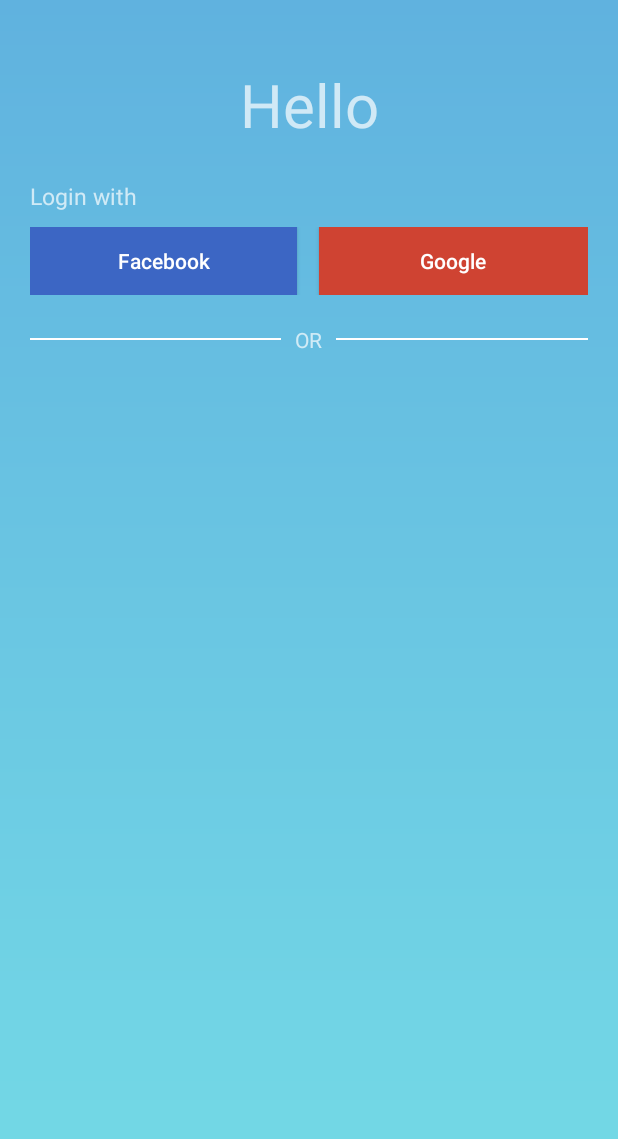
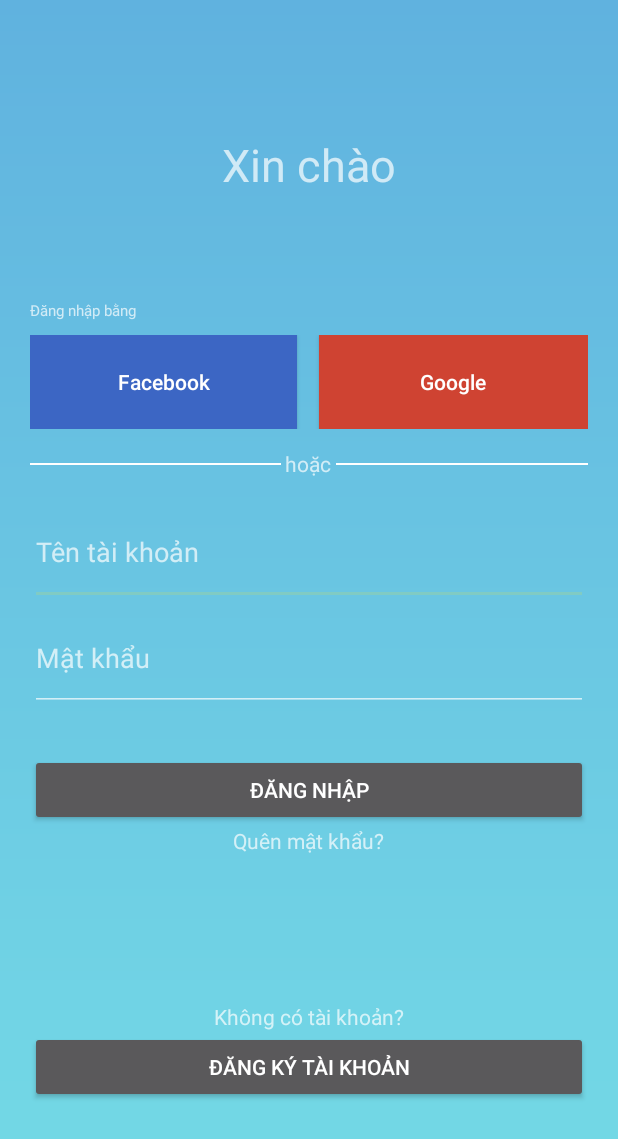
Before and after one commit to DucCoderIT/TRIPFUN, an Android app: the LoginActivity screen opened directly, with no data from a screen before it, on a phone screen of 412 x 824 dp. Shown: the top 1139 px of the screen. Run offline under Robolectric (Android 15) with nearby library versions, the phone set to English and light mode, and no system bars.

Commit message:
edit login activity

```diff
--- a/app/src/main/res/layout/activity_login.xml
+++ b/app/src/main/res/layout/activity_login.xml
@@ -7,33 +7,35 @@
     android:background="@drawable/background_gradient"
     android:orientation="vertical"
     android:padding="20dp"
+    android:weightSum="10"
     tools:context=".Activities.LoginActivity">
     <!-- text Hello -->
     <TextView
         android:layout_width="match_parent"
-        android:layout_height="100dp"
+        android:layout_height="0dp"
+        android:layout_weight="2.3"
         android:gravity="center"
         android:text="@string/hello"
         android:textSize="@dimen/hello" />
     <!-- text login with -->
     <TextView
         android:layout_width="wrap_content"
-        android:layout_height="wrap_content"
-        android:layout_marginBottom="10dp"
-        android:text="Login with"
-        android:textSize="15sp"
+        android:layout_height="0dp"
+        android:layout_weight="0.3"
+        android:text="@string/loginwith"
+        android:textSize="10sp"
         />
     <!-- form fb & gg login -->
     <LinearLayout
         android:layout_width="match_parent"
-        android:layout_height="wrap_content"
-        android:layout_marginBottom="20dp"
+        android:layout_height="0dp"
+        android:layout_weight="0.8"
         android:orientation="horizontal"
         android:weightSum="10">
         <Button
             android:id="@+id/btn_FBsign"
             android:layout_width="0dp"
-            android:layout_height="45dp"
+            android:layout_height="match_parent"
             android:layout_weight="4.8"
             android:background="#3C66C4"
             android:text="Facebook"
@@ -47,7 +49,7 @@
         <Button
             android:id="@+id/btn_GGsign"
             android:layout_width="0dp"
-            android:layout_height="45dp"
+            android:layout_height="match_parent"
             android:layout_weight="4.8"
             android:background="#CF4332"
             android:text="Google"
@@ -57,7 +59,8 @@
     <!-- or -->
     <LinearLayout
         android:layout_width="match_parent"
-        android:layout_height="wrap_content"
+        android:layout_height="0dp"
+        android:layout_weight="0.6"
         android:orientation="horizontal"
         android:weightSum="10"
         android:gravity="center">
@@ -72,7 +75,7 @@
             android:layout_weight="1"
             android:text="@string/or"
             android:gravity="center"
-            android:textAllCaps="true" />
+            android:textAllCaps="false" />
         <View
             android:layout_width="0dp"
             android:layout_height="1dp"
@@ -82,7 +85,54 @@
     <!-- form default login -->
     <LinearLayout
         android:layout_width="match_parent"
-        android:layout_height="wrap_content">
-
+        android:layout_height="0dp"
+        android:layout_weight="1.8"
+        android:orientation="vertical"
+        android:weightSum="2">
+        <EditText
+            android:id="@+id/edtUsername"
+            android:layout_width="match_parent"
+            android:layout_height="0dp"
+            android:layout_weight="1"
+            android:hint="@string/username"/>
+        <EditText
+            android:id="@+id/edtPassword"
+            android:layout_width="match_parent"
+            android:layout_height="0dp"
+            android:layout_weight="1"
+            android:hint="@string/password"/>
+    </LinearLayout>
+    <!-- btn login and forgot -->
+    <LinearLayout
+        android:layout_width="match_parent"
+        android:layout_height="0dp"
+        android:layout_weight="1.6"
+        android:orientation="vertical"
+        android:gravity="center">
+        <Button
+            android:layout_width="match_parent"
+            android:layout_height="wrap_content"
+            android:text="@string/signin"/>
+        <TextView
+            android:layout_width="wrap_content"
+            android:layout_height="wrap_content"
+            android:text="@string/forgotpass"/>
+    </LinearLayout>
+    <!-- btn sign up-->
+    <LinearLayout
+        android:layout_width="match_parent"
+        android:layout_height="0dp"
+        android:layout_weight="2.6"
+        android:orientation="vertical"
+        android:gravity="center">
+        <TextView
+            android:layout_width="wrap_content"
+            android:layout_height="wrap_content"
+            android:text="@string/notaccount"/>
+        <Button
+            android:layout_width="match_parent"
+            android:layout_height="wrap_content"
+            android:text="@string/signup"
+            />
     </LinearLayout>
 </LinearLayout>
--- a/app/src/main/res/values/dimens.xml
+++ b/app/src/main/res/values/dimens.xml
@@ -1,4 +1,4 @@
 <resources>
     <dimen name="fab_margin">16dp</dimen>
-    <dimen name="hello">40sp</dimen>
+    <dimen name="hello">30sp</dimen>
 </resources>
--- a/app/src/main/res/values/strings.xml
+++ b/app/src/main/res/values/strings.xml
@@ -6,6 +6,13 @@
     <string name="next">Next</string>
     <string name="free">FREE</string>
     <string name="title_activity_hello">HelloActivity</string>
-    <string name="or">or</string>
-    <string name="hello">Hello</string>
+    <string name="hello">Xin chào</string>
+    <string name="or">hoặc</string>
+    <string name="username">Tên tài khoản</string>
+    <string name="password">Mật khẩu</string>
+    <string name="loginwith">Đăng nhập bằng</string>
+    <string name="signin">Đăng nhập</string>
+    <string name="signup">Đăng ký tài khoản</string>
+    <string name="forgotpass">Quên mật khẩu?</string>
+    <string name="notaccount">Không có tài khoản?</string>
 </resources>
```
